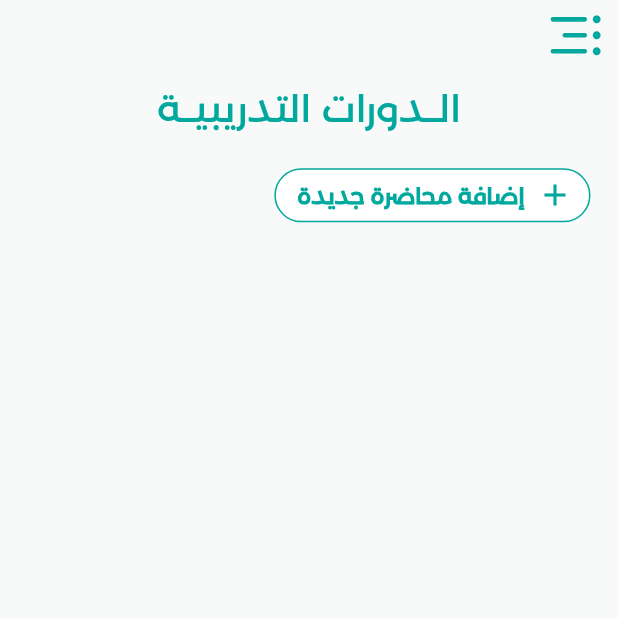
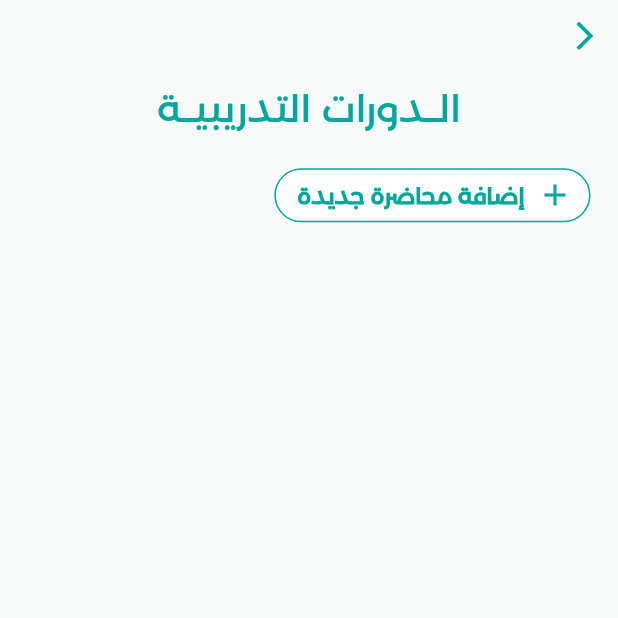
Before and after one commit to omarabdullah1/Masarat, a Flutter app: the TrainerCourseDetailsScreen screen opened directly with empty values, on a phone screen of 412 x 824 dp, the top half of it. Run offline on Flutter 3.47's test engine with Material 3 defaults, Android fonts, the phone set to English and light mode, and no system bars; our stand-ins replace bloc, cached_network_image, dio, dropdown_button2, easy_localization, file_picker and 16 more; missing offline and left inert: custom_loading, dotlottie_loader, easiest_localization; accounts and stored records are empty; generated files the repository leaves out were written again.

Commit message:
fix: update back button icon color and adjust trainer course details screen layout

```diff
--- a/lib/core/widgets/custom_scaffold.dart
+++ b/lib/core/widgets/custom_scaffold.dart
@@ -110,7 +110,7 @@ class CustomScaffold extends StatelessWidget {
         },
         icon: Icon(
           Icons.arrow_back_ios,
-          color: Theme.of(context).iconTheme.color,
+          color: AppColors.primary,
           size: 20.sp,
         ),
       );
--- a/lib/features/courses/presentation/pages/trainer_course_details_screen.dart
+++ b/lib/features/courses/presentation/pages/trainer_course_details_screen.dart
@@ -3,7 +3,6 @@ import 'package:flutter_screenutil/flutter_screenutil.dart';
 import 'package:gap/gap.dart';
 import 'package:masarat/core/theme/font_weight_helper.dart';
 import 'package:masarat/core/utils/app_colors.dart';
-import 'package:masarat/core/widgets/custom_drawer.dart';
 import 'package:masarat/core/widgets/custom_scaffold.dart';
 import 'package:masarat/core/widgets/custom_text.dart';
 import 'package:masarat/features/courses/presentation/widgets/add_lecture_button_widget.dart';
@@ -57,7 +56,7 @@ class _TrainerCourseDetailsScreenState
       backgroundColorAppColor: AppColors.background,
       backgroundColor: AppColors.background,
       drawerIconColor: AppColors.primary,
-      drawer: const CustomDrawer(),
+      showBackButton: true,
       body: Column(
         crossAxisAlignment: CrossAxisAlignment.start,
         children: [
```
